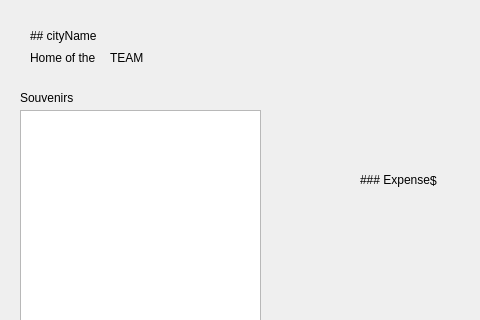
Old version of the form Project-2-NFL/tripcreateWidget.ui in the repository massivemembrain/Project-2-NFL; both pictures show x 0 to 480 and y 0 to 320 of the 640 by 480 pixel window.
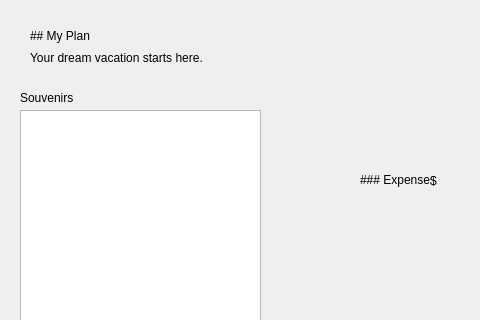
New version of the form.

Commit message: DB not opening for Graph class.

What changed in the file:
```diff
--- a/Project-2-NFL/tripcreateWidget.ui
+++ b/Project-2-NFL/tripcreateWidget.ui
@@ -18,12 +18,12 @@
     <rect>
      <x>30</x>
      <y>50</y>
-     <width>71</width>
+     <width>181</width>
      <height>16</height>
     </rect>
    </property>
    <property name="text">
-    <string>Home of the</string>
+    <string>Your dream vacation starts here.</string>
    </property>
   </widget>
   <widget class="QLabel" name="label_proceed">
@@ -107,7 +107,7 @@
     </rect>
    </property>
    <property name="text">
-    <string>## cityName</string>
+    <string>## My Plan</string>
    </property>
    <property name="textFormat">
     <enum>Qt::MarkdownText</enum>
@@ -135,19 +135,6 @@
     <bool>false</bool>
    </property>
   </widget>
-  <widget class="QLabel" name="teamName">
-   <property name="geometry">
-    <rect>
-     <x>110</x>
-     <y>50</y>
-     <width>49</width>
-     <height>16</height>
-    </rect>
-   </property>
-   <property name="text">
-    <string>TEAM</string>
-   </property>
-  </widget>
   <widget class="QLabel" name="totalExpenses">
    <property name="geometry">
     <rect>
```
The commit also changes 52 other files.
